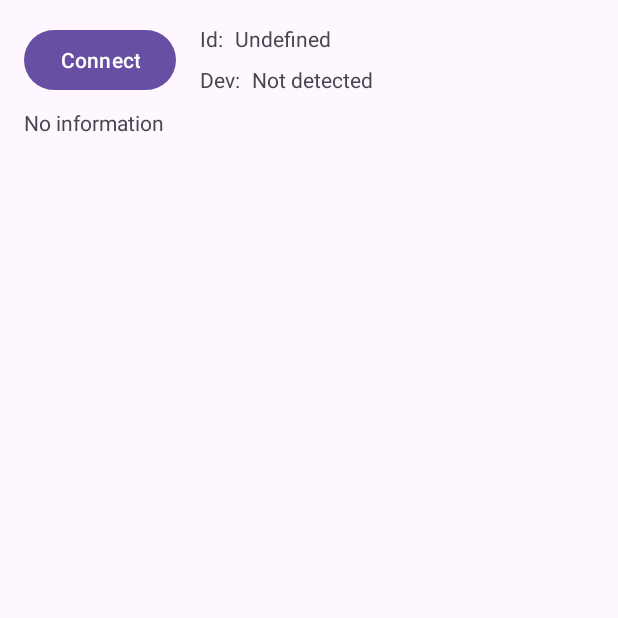
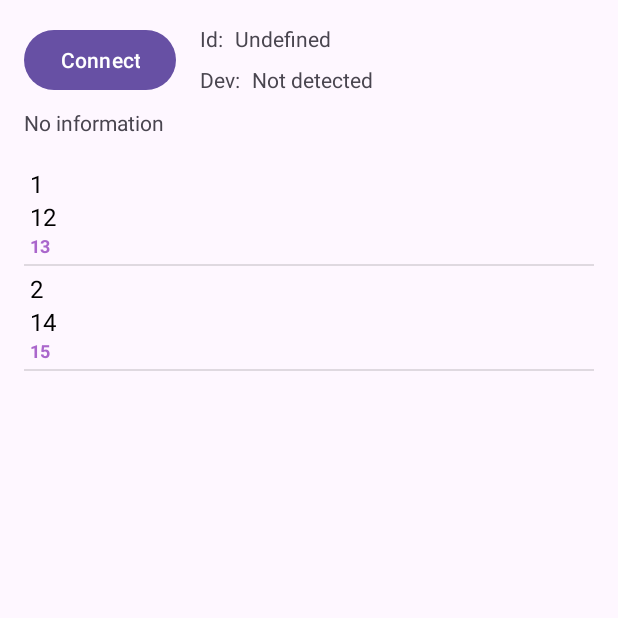
Before and after one commit to Kerminator1973/AndroidUsbCDC, an Android app: the screen it shows after launch (MainActivity), on a phone screen of 412 x 824 dp, the top half of it. Run offline under Robolectric (Android 15) with nearby library versions, the phone set to English and light mode, and no system bars; libraries missing offline, so code that uses them is left out: com.hoho.android.

Commit message:
Добавил Adapter для ListView для отображения портов

```diff
--- /dev/null
+++ b/AndroidApp/app/src/main/java/ru/dors/androidusbcdc/CdcPortData.kt
@@ -0,0 +1,17 @@
+package ru.dors.androidusbcdc
+
+class CdcPortData(private var id: Int, private var writeEndpoint: Int,
+                  private var readEndpoint: Int
+) {
+    fun getId(): Int {
+        return id
+    }
+
+    fun getWriteEndpoint(): Int {
+        return writeEndpoint
+    }
+
+    fun getReadEndpoint(): Int {
+        return readEndpoint
+    }
+}
--- a/AndroidApp/app/src/main/java/ru/dors/androidusbcdc/MainActivity.kt
+++ b/AndroidApp/app/src/main/java/ru/dors/androidusbcdc/MainActivity.kt
@@ -3,8 +3,12 @@ package ru.dors.androidusbcdc
 import android.content.Context
 import android.hardware.usb.UsbManager
 import android.os.Bundle
+import android.view.LayoutInflater
 import android.view.View
+import android.view.ViewGroup
+import android.widget.BaseAdapter
 import android.widget.Button
+import android.widget.ListView
 import android.widget.TextView
 import androidx.appcompat.app.AppCompatActivity
 import com.hoho.android.usbserial.driver.UsbSerialPort
@@ -17,9 +21,20 @@ class MainActivity : AppCompatActivity() {
 
     var serialInputOutputManager: SerialInputOutputManager? = null
 
+    private lateinit var listView: ListView
+    private var arrayList: ArrayList<CdcPortData> = ArrayList()
+    private var adapter: CdcPortsAdapter? = null
+
     override fun onCreate(savedInstanceState: Bundle?) {
         super.onCreate(savedInstanceState)
         setContentView(R.layout.activity_main)
+
+        arrayList.add(CdcPortData(1, 12, 13))
+        arrayList.add(CdcPortData(2, 14, 15))
+        adapter = CdcPortsAdapter(this, arrayList)
+
+        listView = findViewById(R.id.listView)
+        listView.adapter = adapter
 
         // Взаимодействие с микроконтроллером будет осуществляться при нажатии экранной кнопки
         val button = findViewById<Button>(R.id.button)
@@ -33,7 +48,7 @@ class MainActivity : AppCompatActivity() {
                     manager as UsbManager?
                 )
                 if (availableDrivers.isEmpty()) {
-                    message.text = getString(R.string.text_driver_unavailable);
+                    message.text = getString(R.string.text_driver_unavailable)
                     return
                 }
 
@@ -51,7 +66,7 @@ class MainActivity : AppCompatActivity() {
                 if (connection == null) {
 
                     // Possibly, need permissions
-                    message.text = getString(R.string.text_need_permission);
+                    message.text = getString(R.string.text_need_permission)
 
                     // add UsbManager.requestPermission(driver.getDevice(), ..) handling here
                     return
@@ -71,7 +86,7 @@ class MainActivity : AppCompatActivity() {
                     // обмена данными между Arduino/Pico и Android
                     port.rts = true
                 } catch (exception: Exception) {
-                    message.text = getString(R.string.text_exception);
+                    message.text = getString(R.string.text_exception)
                 }
 
                 val serialInputOutputListener: SerialInputOutputManager.Listener =
@@ -110,3 +125,33 @@ class MainActivity : AppCompatActivity() {
 
     fun ByteArray.toHex(): String = joinToString(separator = "") { eachByte -> "%02x".format(eachByte) }
 }
+
+//Class CdcPortsAdapter
+class CdcPortsAdapter(private val context: Context, private val arrayList: java.util.ArrayList<CdcPortData>) : BaseAdapter() {
+    private lateinit var idNumber: TextView
+    private lateinit var writeEndpoint: TextView
+    private lateinit var readEndpoint: TextView
+    override fun getCount(): Int {
+        return arrayList.size
+    }
+    override fun getItem(position: Int): Any {
+        return position
+    }
+    override fun getItemId(position: Int): Long {
+        return position.toLong()
+    }
+    override fun getView(position: Int, convertView: View?, parent: ViewGroup): View? {
+
+        var convertView: View?
+        convertView = LayoutInflater.from(context).inflate(R.layout.row, parent, false)
+        idNumber = convertView.findViewById(R.id.idNumber)
+        writeEndpoint = convertView.findViewById(R.id.writeEndpoint)
+        readEndpoint = convertView.findViewById(R.id.readEndpoint)
+
+        idNumber.text = arrayList[position].getId().toString()
+        writeEndpoint.text = arrayList[position].getWriteEndpoint().toString()
+        readEndpoint.text = arrayList[position].getReadEndpoint().toString()
+
+        return convertView
+    }
+}
--- a/AndroidApp/app/src/main/res/layout/activity_main.xml
+++ b/AndroidApp/app/src/main/res/layout/activity_main.xml
@@ -68,4 +68,17 @@
         app:layout_constraintStart_toStartOf="parent"
         app:layout_constraintTop_toBottomOf="@+id/button" />
 
+    <ListView
+        android:id="@+id/listView"
+        android:layout_width="match_parent"
+        android:layout_height="0dp"
+        android:layout_marginStart="16dp"
+        android:layout_marginTop="16dp"
+        android:layout_marginEnd="16dp"
+        android:layout_marginBottom="16dp"
+        app:layout_constraintBottom_toBottomOf="parent"
+        app:layout_constraintEnd_toStartOf="parent"
+        app:layout_constraintStart_toStartOf="parent"
+        app:layout_constraintTop_toBottomOf="@+id/connection_msg" />
+
 </androidx.constraintlayout.widget.ConstraintLayout>
--- /dev/null
+++ b/AndroidApp/app/src/main/res/layout/row.xml
@@ -0,0 +1,29 @@
+<?xml version="1.0" encoding="utf-8"?>
+<LinearLayout xmlns:android="http://schemas.android.com/apk/res/android"
+    android:layout_width="match_parent"
+    android:layout_height="match_parent"
+    android:orientation="vertical"
+    android:padding="4dp">
+    <TextView
+        android:id="@+id/idNumber"
+        android:layout_width="wrap_content"
+        android:layout_height="wrap_content"
+        android:text="Number"
+        android:textColor="@color/black"
+        android:textSize="16sp" />
+    <TextView
+        android:id="@+id/writeEndpoint"
+        android:layout_width="wrap_content"
+        android:layout_height="wrap_content"
+        android:text="Name"
+        android:textColor="#000000"
+        android:textSize="16sp" />
+    <TextView
+        android:id="@+id/readEndpoint"
+        android:layout_width="wrap_content"
+        android:layout_height="wrap_content"
+        android:text="Mobile Number"
+        android:textColor="@android:color/holo_purple"
+        android:textSize="12sp"
+        android:textStyle="bold" />
+</LinearLayout>
```
